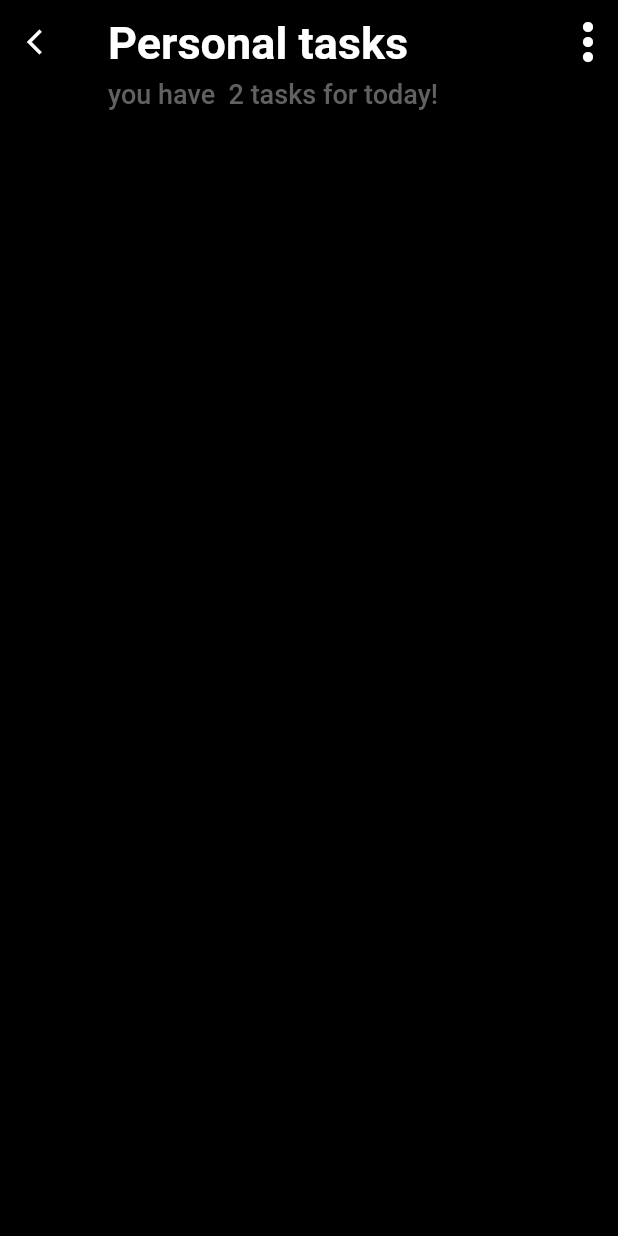
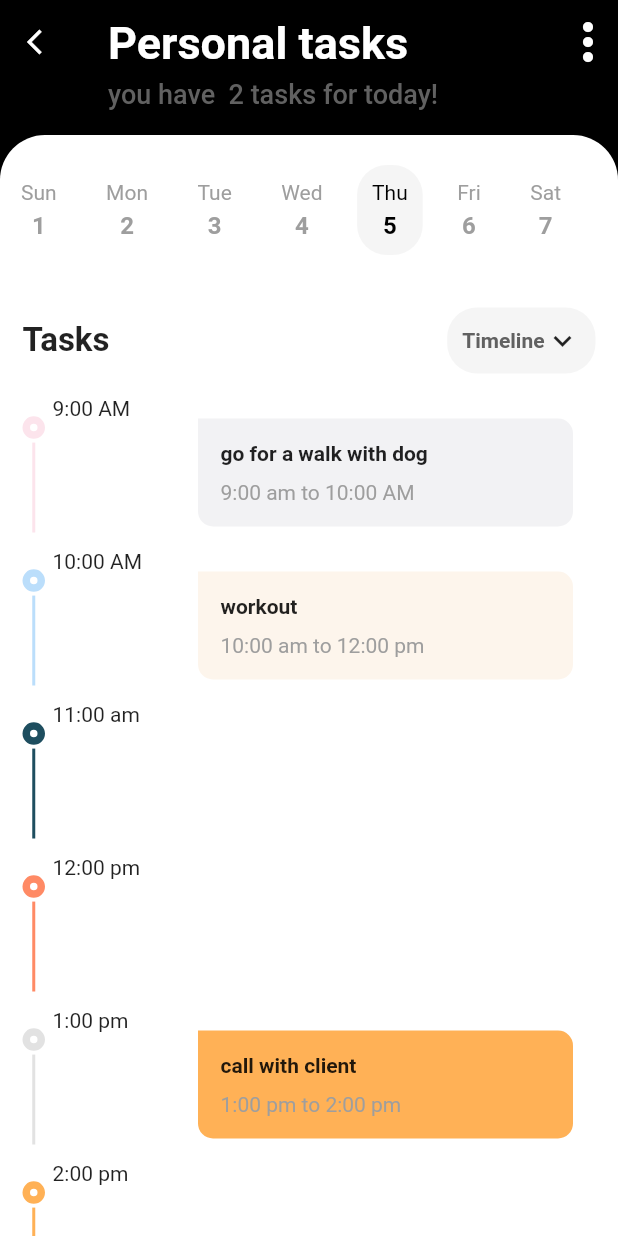
Before and after one commit to SamihaHussein2/Task-it-mobile-project, a Flutter app: the TaskDetailPage screen opened directly with sample values from the repository, on a phone screen of 412 x 824 dp. Run offline on Flutter 3.47's test engine with Material 2 defaults, Android fonts, the phone set to English and light mode, and no system bars; drawn by our look-alikes of timeline_tile; our stand-ins replace dotted_border, firebase_core, modal_bottom_sheet; accounts and stored records are empty.

Commit message:
task lists ui

```diff
--- a/task_it/lib/models/default_tasks_model.dart
+++ b/task_it/lib/models/default_tasks_model.dart
@@ -10,6 +10,7 @@ class DefaultTasksList {
   Color? buttonColor;
   num? numberOfUnfinishedTasks;
   num? numberOfCompletedTasks;
+  List<Map<String,dynamic>>? desc;
   bool? isAddNewTask;
 
   DefaultTasksList(
@@ -20,6 +21,7 @@ class DefaultTasksList {
       this.buttonColor,
       this.numberOfUnfinishedTasks,
       this.numberOfCompletedTasks,
+      this.desc,
       this.isAddNewTask = false}); //End of constructor
 
   static List<DefaultTasksList> generateTasks() {
@@ -32,6 +34,53 @@ class DefaultTasksList {
         buttonColor: CustomColors.Cultured,
         numberOfUnfinishedTasks: 2,
         numberOfCompletedTasks: 3,
+        desc: [
+          {
+            'time': '9:00 AM',
+            'title': 'go for a walk with dog',
+            'slot':'9:00 am to 10:00 AM',
+            'timelineColor': Colors.pink[50],
+            'backGroundColor' : CustomColors.Cultured
+          },
+          {
+            'time': '10:00 AM',
+            'title': 'workout',
+            'slot':'10:00 am to 12:00 pm',
+            'timelineColor': Colors.blue[100],
+            'backGroundColor' : CustomColors.SeaShell,
+          },
+          {
+            'time': '11:00 am',
+            'title': '',
+            'slot':'',
+            'timelineColor': CustomColors.Midnight,
+          },
+          {
+            'time': '12:00 pm',
+            'title': '',
+            'slot':'',
+            'timelineColor': Colors.deepOrange[300],
+          },
+          {
+            'time': '1:00 pm',
+            'title': 'call with client',
+            'slot':'1:00 pm to 2:00 pm',
+            'timelineColor': Colors.grey.withOpacity(0.3),
+            'backGroundColor' : CustomColors.YellowOrange,
+          },
+           {
+            'time': '2:00 pm',
+            'title': '',
+            'slot':'',
+            'timelineColor': CustomColors.YellowOrange,
+          },
+          {
+            'time': '3:00 pm',
+            'title': '',
+            'slot':'',
+            'timelineColor': CustomColors.Cultured,
+          },
+        ]
       ),
       DefaultTasksList(
         taskIcon: Icons.school_rounded,
--- a/task_it/lib/screens/task_details/task_details.dart
+++ b/task_it/lib/screens/task_details/task_details.dart
@@ -1,16 +1,53 @@
 import 'package:flutter/material.dart';
 import 'package:task_it/models/default_tasks_model.dart';
+import 'package:task_it/screens/task_details/widgets/date_picker.dart';
+import 'package:task_it/screens/task_details/widgets/task_timeline.dart';
+import 'package:task_it/screens/task_details/widgets/task_title.dart';
 
 class TaskDetailPage extends StatelessWidget {
  final DefaultTasksList task;
  TaskDetailPage(this.task);
   @override
   Widget build(BuildContext context) {
+    final detailList= task.desc;
     return Scaffold(
       backgroundColor: Colors.black,
       body: CustomScrollView(
         slivers:[
           _buildAppBar(context),
+          SliverToBoxAdapter(
+            child: Container(
+              decoration: BoxDecoration(
+                color: Colors.white,
+                borderRadius: BorderRadius.only(
+                  topLeft: Radius.circular(30),
+                  topRight: Radius.circular(30),
+                )
+              ),
+              child: Column(
+                crossAxisAlignment: CrossAxisAlignment.start,
+                children: [
+                  DatePicker(),
+                  TaskTitle(),
+                ],
+              ),
+            ),
+          ),
+          detailList == null ?
+          SliverFillRemaining(
+            child: Container(
+              color: Colors.white,
+              child: Center(child: Text('No Tasks ', style: TextStyle(color: Colors.grey, fontSize: 18),
+              ),
+              ),
+            ),
+          ) :
+          SliverList(
+            delegate: SliverChildBuilderDelegate(
+              (_,index)=> TaskTimeline(detailList[index]),
+              childCount: detailList.length,
+              )
+          )
         ]
       )
 
--- /dev/null
+++ b/task_it/lib/screens/task_details/widgets/date_picker.dart
@@ -0,0 +1,61 @@
+import 'package:flutter/material.dart';
+
+class DatePicker extends StatefulWidget {
+
+
+  @override
+  _DatePickerState createState() => _DatePickerState();
+}
+
+class _DatePickerState extends State<DatePicker> {
+  final weekList = ['Sun','Mon','Tue','Wed','Thu','Fri','Sat'];
+  final dayList = ['1','2','3','4','5','6','7'];
+  var selected = 4;
+  @override
+  Widget build(BuildContext context) {
+    return Container(
+      height: 100,
+      padding: EdgeInsets.symmetric(vertical: 20),
+      decoration: BoxDecoration(
+        borderRadius: BorderRadius.only(
+          topLeft: Radius.circular(30),
+          topRight: Radius.circular(30),
+        )
+      ),
+      child: ListView.separated(
+        scrollDirection: Axis.horizontal,
+        itemBuilder: (context, index)=>
+        GestureDetector(
+          onTap: ()=> setState(()=> selected = index),
+          child: Container(
+            padding: EdgeInsets.all(10),
+            margin: EdgeInsets.symmetric(horizontal: 4),
+            decoration: BoxDecoration(
+              borderRadius: BorderRadius.circular(20),
+              color: selected == index? Colors.grey.withOpacity(0.1) : null,
+            ),
+            child: Column(
+              children: [
+                Text(weekList[index],
+                style: TextStyle(
+                  color: selected == index? Colors.black : Colors.grey
+                ),),
+                SizedBox(height: 5,),
+                 Text(dayList[index],
+                style: TextStyle(
+                  fontSize: 16,
+                  fontWeight: FontWeight.bold,
+                  color: selected == index? Colors.black : Colors.grey
+                ),),
+
+              ],
+            ),
+          ),
+        ),
+
+        separatorBuilder: (_, index)=> SizedBox(width: 5,),
+        itemCount: weekList.length),
+
+    );
+  }
+}
--- /dev/null
+++ b/task_it/lib/screens/task_details/widgets/task_timeline.dart
@@ -0,0 +1,85 @@
+import 'package:flutter/material.dart';
+import 'package:timeline_tile/timeline_tile.dart';
+
+class TaskTimeline extends StatelessWidget {
+  final Map<String,dynamic> detail;
+  TaskTimeline(this.detail);
+  @override
+  Widget build(BuildContext context) {
+    return Container(
+      color: Colors.white,
+      padding: EdgeInsets.symmetric(horizontal: 15),
+      child: Row(
+        children: [
+          _buildTimeline(detail['timelineColor']),
+          Expanded(child: Row(
+            mainAxisAlignment: MainAxisAlignment.spaceBetween,
+            crossAxisAlignment: CrossAxisAlignment.start,
+            children: [
+              Text(detail['time']),
+              detail['title'].isNotEmpty ?
+              _buildCard(detail['backGroundColor'], detail['title'], detail['slot'] )
+              :
+              _buildCard(Colors.white, '', '')
+            ],
+          ))
+        ],
+      ),
+    );
+  }
+}
+
+Widget _buildCard(Color bgColor, String title, String slot){
+  return Container(
+    width: 250,
+    decoration: BoxDecoration(
+      color: bgColor,
+      borderRadius: BorderRadius.only(
+        topRight: Radius.circular(10),
+        bottomLeft: Radius.circular(10),
+        bottomRight: Radius.circular(10),
+      )
+    ),
+    padding: EdgeInsets.all(15),
+    margin: EdgeInsets.all(15),
+    child: Column(
+      crossAxisAlignment: CrossAxisAlignment.start,
+      children: [
+        Text(title,
+        style: TextStyle(
+          fontWeight: FontWeight.bold
+        ),
+        ),
+        SizedBox(height: 10,),
+        Text(slot, style: TextStyle(color: Colors.grey),)
+      ],
+    ),
+  );
+}
+
+Widget _buildTimeline(Color color) {
+  return Container(
+    height: 80,
+    width: 20,
+    child: TimelineTile(
+      alignment: TimelineAlign.manual,
+      lineXY: 0,
+      isFirst: true,
+      indicatorStyle: IndicatorStyle(
+        indicatorXY: 0,
+        width: 15,
+        indicator: Container(
+          decoration: BoxDecoration(
+            color: Colors.white,
+            shape: BoxShape.circle,
+            border: Border.all(width: 5, color: color)
+          ),
+        )
+      ),
+      afterLineStyle: LineStyle(
+        thickness: 2,
+        color: color,
+      ),
+    ),
+  );
+}
--- /dev/null
+++ b/task_it/lib/screens/task_details/widgets/task_title.dart
@@ -0,0 +1,35 @@
+import 'package:flutter/material.dart';
+
+class TaskTitle extends StatelessWidget {
+
+  @override
+  Widget build(BuildContext context) {
+    return Container(
+      padding: EdgeInsets.all(15),
+      child: Row(
+        mainAxisAlignment: MainAxisAlignment.spaceBetween,
+        children: [
+          Text("Tasks",style: TextStyle(fontSize: 22,fontWeight: FontWeight.bold),),
+
+          Container(
+            padding: EdgeInsets.all(10),
+            decoration: BoxDecoration(
+              color: Colors.grey.withOpacity(0.1),
+              borderRadius: BorderRadius.circular(20)
+            ),
+            child: Row(
+              children: [
+                Text("Timeline",
+                style: TextStyle(
+                  color: Colors.grey[700], fontWeight: FontWeight.bold
+                ),
+                ),
+                Icon(Icons.keyboard_arrow_down_outlined)
+              ],
+            ),
+          ),
+        ],
+      )
+    );
+  }
+}
--- a/task_it/pubspec.yaml
+++ b/task_it/pubspec.yaml
@@ -36,6 +36,7 @@ dependencies:
   hexcolor: ^2.0.5
   dotted_border: ^2.0.0+2
   modal_bottom_sheet: ^2.0.0
+  timeline_tile: ^2.0.0
 
 
 
```
Also changed, not shown: task_it/pubspec.lock.
